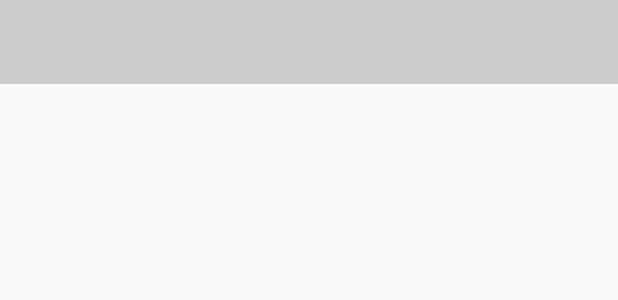
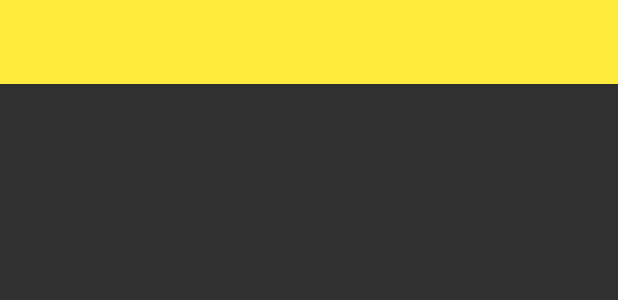
Before and after one commit to robertovenanzi/MaterialTest, an Android app: the layout app_bar.xml on its own in the app's theme, with its tools: preview values and no code run, on a phone screen of 412 x 824 dp. Shown: the top 300 px of the screen. Run offline under Robolectric (Android 15) with nearby library versions, the phone set to English and light mode, and no system bars.

Commit message:
lezione 4

```diff
--- a/app/src/main/res/layout/app_bar.xml
+++ b/app/src/main/res/layout/app_bar.xml
@@ -1,7 +1,10 @@
 <?xml version="1.0" encoding="utf-8"?>
-<android.support.v7.widget.Toolbar xmlns:android="http://schemas.android.com/apk/res/android"
+<android.support.v7.widget.Toolbar xmlns:android="http://schemas.android.com/apk/res/android" xmlns:app="http://schemas.android.com/apk/res-auto"
+    app:theme="@style/ThemeOverlay.AppCompat.Light"
+    app:popupTheme="@style/ThemeOverlay.AppCompat.Dark"
     android:layout_width="match_parent"
     android:layout_height="wrap_content"
-    android:background="#CCC">
+    android:background="@color/primaryColor"
+    android:popupTheme="@style/ThemeOverlay.AppCompat.Dark">
 
 </android.support.v7.widget.Toolbar>
--- a/app/src/main/res/values/colors.xml
+++ b/app/src/main/res/values/colors.xml
@@ -1,7 +1,7 @@
 <?xml version="1.0" encoding="utf-8"?>
 <resources>
 
-    <color name="primaryColor">#3F51B5</color>
-    <color name="primaryColorDark">#303F9F</color>
-    <color name="accentColor">#F44336</color>
+    <color name="primaryColor">#FFEB3B</color>
+    <color name="primaryColorDark">#FBC02D</color>
+    <color name="accentColor">#50514F</color>
 </resources>
--- a/app/src/main/res/values/styles.xml
+++ b/app/src/main/res/values/styles.xml
@@ -1,7 +1,7 @@
 <resources>
 
     <!-- Base application theme. -->
-    <style name="AppTheme" parent="Theme.AppCompat.Light.NoActionBar">
+    <style name="AppTheme" parent="Theme.AppCompat.NoActionBar">
         <!-- Customize your theme here. -->
         <item name="colorPrimary">@color/primaryColor</item>
         <item name="colorPrimaryDark">@color/primaryColorDark</item>
```
